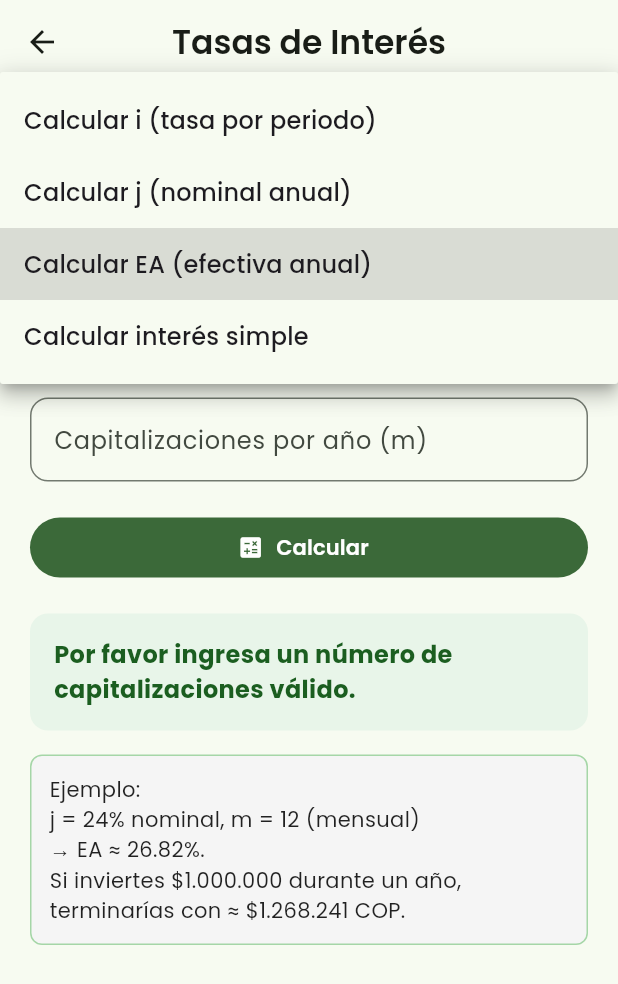
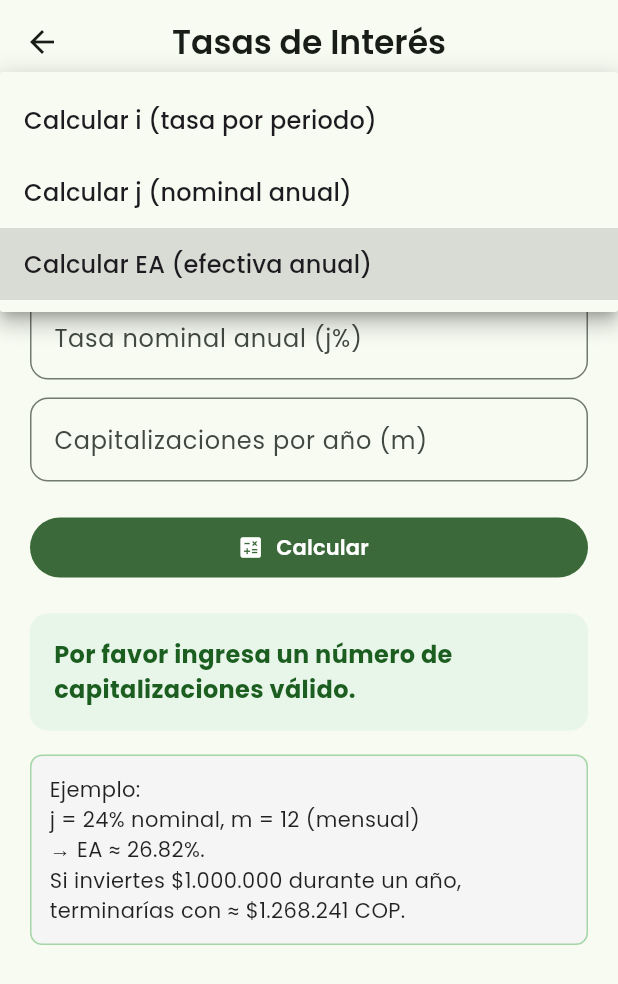
Before and after one commit to Sergio5423/calculadora-intereses, a Flutter app: the InterestPage screen opened directly, after a tap on "Calcular", after a tap on "Calcular EA (efectiva anual)", on a phone screen of 412 x 824 dp. Shown: the top 984 px of the screen. Run offline on Flutter 3.47's test engine with Material 3 defaults, Android fonts, the phone set to English and light mode, and no system bars; our stand-ins replace cloud_firestore, firebase_core, get, get_storage, google_fonts, salomon_bottom_bar; accounts and stored records are empty.

Commit message:
Eliminación de interes simple

```diff
--- a/lib/pages/interest_page.dart
+++ b/lib/pages/interest_page.dart
@@ -10,10 +10,8 @@ class InterestPage extends StatefulWidget {
 }
 
 class _InterestPageState extends State<InterestPage> {
-  final TextEditingController capitalController = TextEditingController(); // P
   final TextEditingController nominalController = TextEditingController(); // j
-  final TextEditingController periodsController =
-      TextEditingController(); // m o t
+  final TextEditingController periodsController = TextEditingController(); // m
   final TextEditingController periodRateController =
       TextEditingController(); // i (%)
 
@@ -34,7 +32,6 @@ class _InterestPageState extends State<InterestPage> {
 
   @override
   void dispose() {
-    capitalController.dispose();
     nominalController.dispose();
     periodsController.dispose();
     periodRateController.dispose();
@@ -63,20 +60,11 @@ class _InterestPageState extends State<InterestPage> {
             "→ EA ≈ 26.82%.\n"
             "Si inviertes \$1.000.000 durante un año, terminarías con ≈ \$1.268.241 COP.";
         break;
-
-      case "Interés simple":
-        ejemplo = "Ejemplo:\n"
-            "P = 6000, r = 4.8% anual, t = 2.5 años\n"
-            "Interés = 6000 × 0.048 × 2.5 = \$720\n"
-            "Monto = 6000 + 720 = \$6720\n"
-            "Si retiras 3/4 → \$5040.";
-        break;
     }
     setState(() {});
   }
 
   void _calcular() {
-    final P = double.tryParse(capitalController.text.replaceAll(',', '.')) ?? 0;
     final j = double.tryParse(nominalController.text.replaceAll(',', '.')) ?? 0;
     final m = double.tryParse(periodsController.text.replaceAll(',', '.')) ?? 0;
     final iPct =
@@ -87,7 +75,7 @@ class _InterestPageState extends State<InterestPage> {
     tasaEA = null;
     resultado = "";
 
-    if (m <= 0 && calcular != "Interés simple") {
+    if (m <= 0) {
       setState(() {
         resultado = "Por favor ingresa un número de capitalizaciones válido.";
       });
@@ -123,18 +111,6 @@ class _InterestPageState extends State<InterestPage> {
           tasaJ = j;
           tasaEA = ea.toDouble();
           resultado = "Tasa Efectiva Anual (EA): ${ea.toStringAsFixed(2)} %";
-        }
-        break;
-
-      case "Interés simple":
-        if (P > 0 && j > 0 && m > 0) {
-          final r = j / 100;
-          final interes = P * r * m;
-          final monto = P + interes;
-          final retiro = monto * 0.75;
-          resultado = "Interés generado: \$${interes.toStringAsFixed(2)}\n"
-              "Monto acumulado: \$${monto.toStringAsFixed(2)}\n"
-              "Retiro (3/4): \$${retiro.toStringAsFixed(2)}";
         }
         break;
     }
@@ -225,9 +201,6 @@ class _InterestPageState extends State<InterestPage> {
               DropdownMenuItem(
                   value: "Tasa Efectiva Anual (EA)",
                   child: Text("Calcular EA (efectiva anual)")),
-              DropdownMenuItem(
-                  value: "Interés simple",
-                  child: Text("Calcular interés simple")),
             ],
             onChanged: (v) {
               setState(() {
@@ -243,25 +216,12 @@ class _InterestPageState extends State<InterestPage> {
                 const InputDecoration(labelText: "¿Qué deseas calcular?"),
           ),
           const SizedBox(height: 20),
-          if (calcular == "Interés simple") ...[
-            TextField(
-              controller: capitalController,
-              keyboardType: TextInputType.number,
-              decoration: InputDecoration(
-                labelText: "Capital (P)",
-                hintText: "Ej: 6000",
-                border:
-                    OutlineInputBorder(borderRadius: BorderRadius.circular(12)),
-              ),
-            ),
-            const SizedBox(height: 12),
-          ],
           TextField(
             controller: nominalController,
             keyboardType: TextInputType.number,
             decoration: InputDecoration(
-              labelText: "Tasa de interés (j%)",
-              hintText: "Ej: 4.8",
+              labelText: "Tasa nominal anual (j%)",
+              hintText: "Ej: 24",
               border:
                   OutlineInputBorder(borderRadius: BorderRadius.circular(12)),
             ),
@@ -271,10 +231,8 @@ class _InterestPageState extends State<InterestPage> {
             controller: periodsController,
             keyboardType: TextInputType.number,
             decoration: InputDecoration(
-              labelText: calcular == "Interés simple"
-                  ? "Tiempo (años)"
-                  : "Capitalizaciones por año (m)",
-              hintText: calcular == "Interés simple" ? "Ej: 2.5" : "Ej: 12",
+              labelText: "Capitalizaciones por año (m)",
+              hintText: "Ej: 12",
               border:
                   OutlineInputBorder(borderRadius: BorderRadius.circular(12)),
             ),
```
